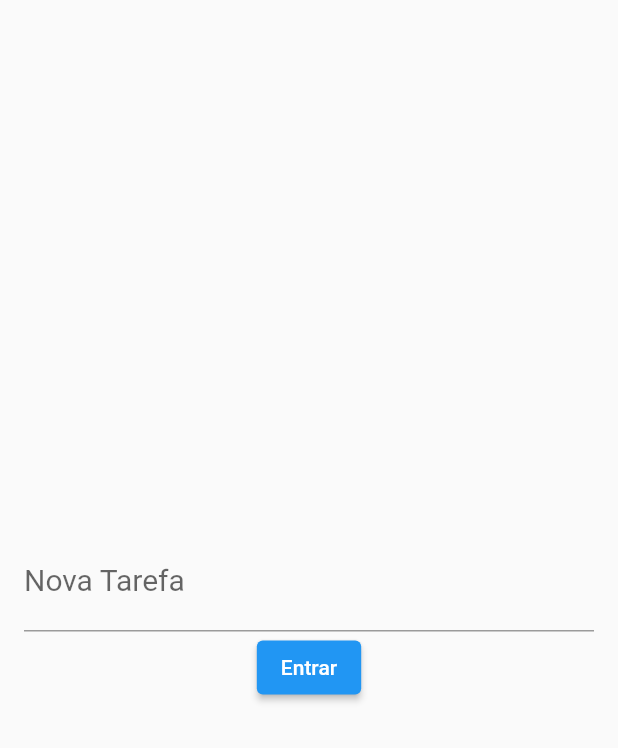
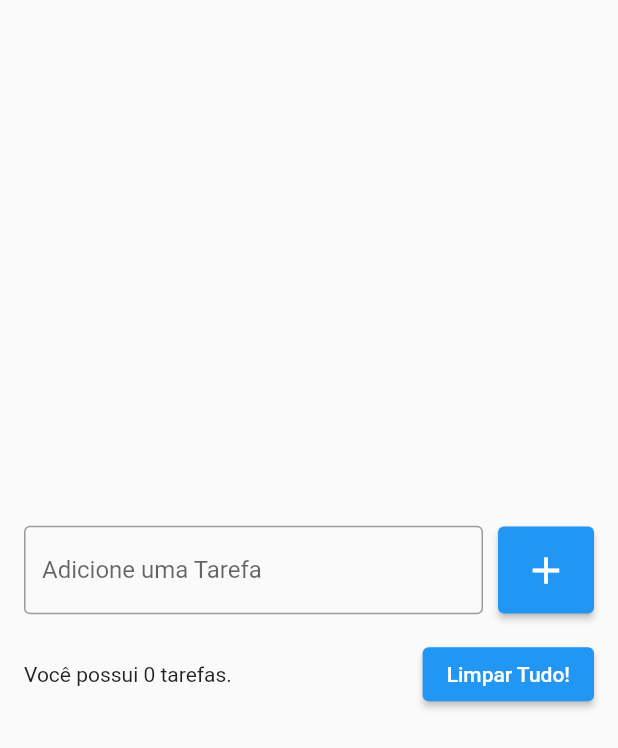
Before and after one commit to devlucaspl/lista_de_tarefas, a Flutter app: the screen it shows after launch, on a phone screen of 412 x 824 dp. Shown: the top 748 px of the screen. Run offline on Flutter 3.47's test engine with Material 2 defaults, Android fonts, the phone set to English and light mode, and no system bars.

Commit message:
Adicionado um input dois botoes e um texto.

```diff
--- a/lib/pages/todo_list_page.dart
+++ b/lib/pages/todo_list_page.dart
@@ -1,34 +1,51 @@
 import 'package:flutter/material.dart';
 
 class TodoListPage extends StatelessWidget {
-  TodoListPage({Key? key}) : super(key: key);
-
-  final TextEditingController tarefaController = TextEditingController();
+ const TodoListPage({Key? key}) : super(key: key);
 
   @override
   Widget build(BuildContext context) {
     return Scaffold(
       body: Center(
         child: Padding(
-          padding: const EdgeInsets.only(left: 16, right: 16),
+          padding: const EdgeInsets.symmetric(horizontal: 16),
           child: Column(
             mainAxisSize: MainAxisSize.min,
             children: [
-              TextField(
-                controller: tarefaController,
-                decoration: InputDecoration(
-                  labelText: 'Nova Tarefa',
-                  hintText: 'Adicione uma nova tarefa',
-                  //border: OutlineInputBorder(),
-                  errorText: null,
-                ),
-                style: TextStyle(
-                  fontSize: 20,
-                ),
+              Row(
+                children: [
+                  Expanded(
+                    child: TextField(
+                      decoration: InputDecoration(
+                        border: OutlineInputBorder(),
+                        labelText: 'Adicione uma Tarefa',
+                      ),
+                    ),
+                  ),
+                  SizedBox(width: 10),
+                  ElevatedButton(
+                    onPressed: () {},
+                    style: ElevatedButton.styleFrom(
+                      padding: EdgeInsets.all(14),
+                    ),
+                    child: Icon(
+                      Icons.add,
+                      size: 30,
+                    ),
+                  )
+                ],
               ),
-              ElevatedButton(
-                  onPressed: login,
-                  child: Text('Entrar'),
+              SizedBox(height: 16),
+              Row(
+                children: [
+                  Expanded(
+                      child: Text('Você possui 0 tarefas.')),
+                  SizedBox(width: 8),
+                  ElevatedButton(
+                      onPressed: () {},
+                      child: Text('Limpar Tudo!')
+                  )
+                ],
               )
             ],
           ),
@@ -36,9 +53,4 @@
       ),
     );
   }
-
-  void login() {
-    String text = tarefaController.text;
-    print(text);
-  }
 }
```
